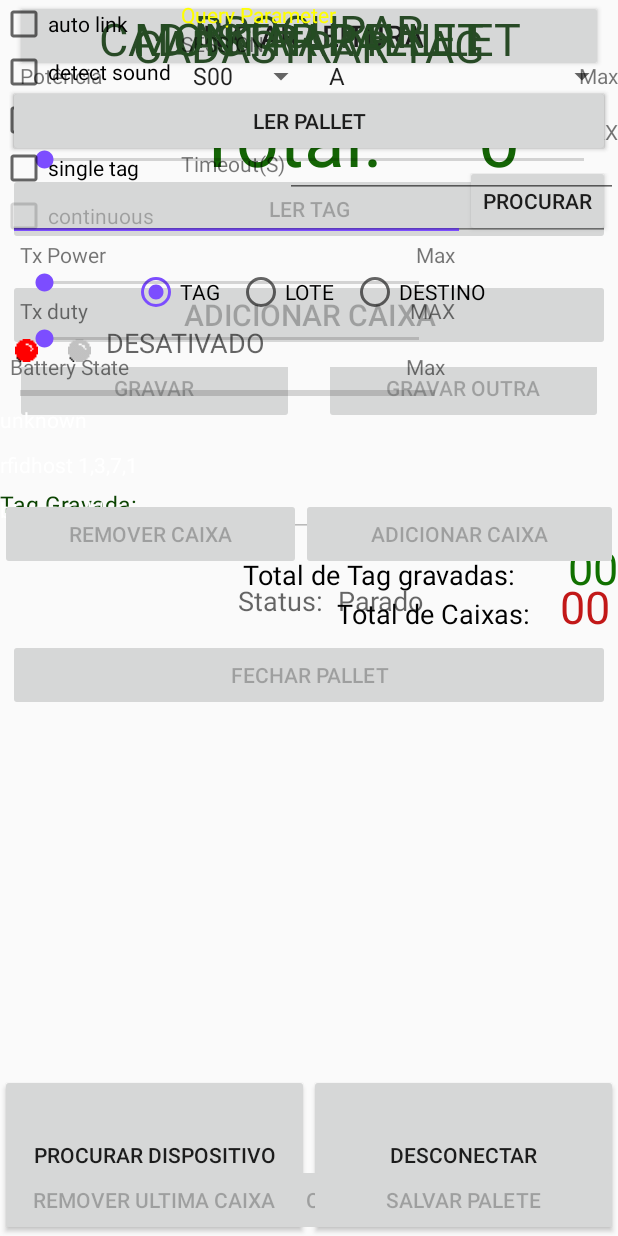
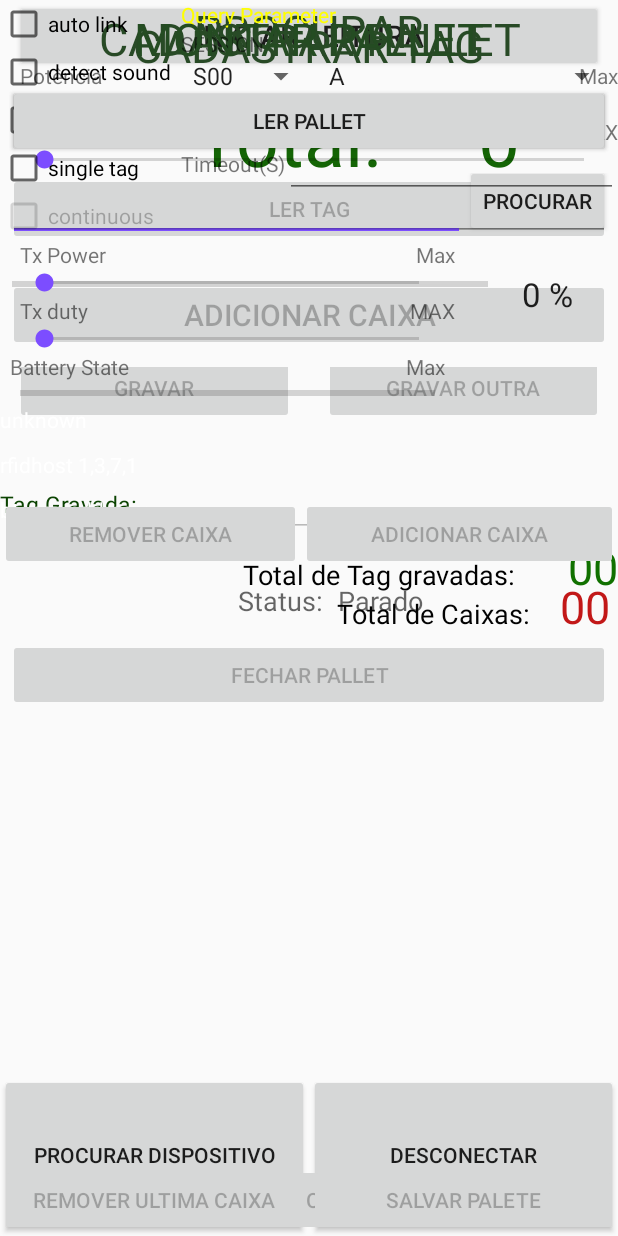
Before and after one commit to randler/WineRFID, an Android app: the layout rfid_host.xml on its own in the app's theme, with its tools: preview values and no code run, on a phone screen of 412 x 824 dp. Run offline under Robolectric (Android 15) with nearby library versions, the light colour scheme and no system bars.

Commit message:
busca por numero de tag com barra de porcentagem pronta

```diff
--- a/WineRFID_ATUAL/app/src/main/res/layout/rfid_host.xml
+++ b/WineRFID_ATUAL/app/src/main/res/layout/rfid_host.xml
@@ -95,7 +95,7 @@
 
     </LinearLayout>
 
-    <!-- Procurar Layout -->
+    <!-- CADASTRAR TAG-->
 	<LinearLayout
 		android:id="@+id/opt_cadastrar"
 		android:layout_width="fill_parent"
@@ -255,6 +255,7 @@
 
 	</LinearLayout>
 
+	<!-- CADASTRAR PALLET -->
 	<LinearLayout android:id="@+id/opt_cadastrar_palete"
 		android:orientation="vertical"
 		android:layout_width="fill_parent"
@@ -394,6 +395,7 @@
         </LinearLayout>
 		</LinearLayout>
 
+	<!-- PROCURAR TAG -->
 	<LinearLayout android:id="@+id/opt_procurar"
 		android:orientation="vertical"
 		android:layout_width="fill_parent"
@@ -497,85 +499,33 @@
 					android:layout_marginRight="5dp" />
 			</LinearLayout>
 
-			<RadioGroup
-				android:id="@+id/rgopcoes"
-				android:layout_width="fill_parent"
-				android:orientation="horizontal"
-				android:layout_height="wrap_content"
-				android:layout_gravity="center"
-				android:gravity="center_horizontal">
 
-				<RadioButton
-					android:id="@+id/rbTag"
-					android:layout_width="wrap_content"
-					android:layout_height="wrap_content"
-					android:checked="true"
-					android:text="TAG"
-					android:layout_margin="5dp" />
-
-				<RadioButton
-					android:id="@+id/rbLote"
-					android:layout_width="wrap_content"
-					android:layout_height="wrap_content"
-					android:text="LOTE"
-					android:layout_margin="5dp" />
-
-				<RadioButton
-					android:id="@+id/rbDestino"
-					android:layout_width="wrap_content"
-					android:layout_height="wrap_content"
-					android:text="DESTINO"
-					android:layout_margin="5dp" />
-			</RadioGroup>
 
 		</LinearLayout>
 
 		<LinearLayout
 			android:orientation="horizontal"
 			android:layout_width="fill_parent"
-			android:layout_height="wrap_content">
+			android:layout_height="wrap_content"
+			android:layout_margin="8dp">
 
-			<ImageView
-				android:layout_width="wrap_content"
+			<ProgressBar
+				style="?android:attr/progressBarStyleHorizontal"
+				android:layout_width="fill_parent"
 				android:layout_height="wrap_content"
-				android:id="@+id/imageViewPrimeiro"
-				android:background="@drawable/lamp_red"
-				android:adjustViewBounds="false"
-				android:baselineAlignBottom="false"
-				android:scaleType="centerCrop"
-				android:layout_gravity="center"
-				android:layout_margin="10dp"
-				android:padding="5dp" />
+				android:id="@+id/progressBarProcurarTag"
+				android:layout_weight="5" />
 
-			<ImageView
-				android:layout_width="wrap_content"
+
+
+            <TextView
+				android:layout_width="fill_parent"
 				android:layout_height="wrap_content"
-				android:id="@+id/imageViewSegundo"
-				android:background="@drawable/lamp_gray"
-				android:layout_gravity="center"
-				android:layout_margin="10dp"
-				android:padding="5dp" />
-
-			<TextView
-				android:layout_width="wrap_content"
-				android:layout_height="wrap_content"
-				android:textAppearance="?android:attr/textAppearanceMedium"
-				android:text="DESATIVADO"
-				android:id="@+id/textViewImagemProcurar"
-				android:layout_weight="8" />
-		</LinearLayout>
-
-		<LinearLayout
-			android:layout_width="fill_parent"
-			android:layout_height="fill_parent"
-			android:orientation = "horizontal"
-			android:layout_weight="0">
-			<ListView android:id="@+id/list_tagProcurar"
-				android:layout_width="fill_parent"
-				android:layout_height="fill_parent"
-				android:layout_gravity="bottom"
-				android:layout_weight="12"
-				android:layout_margin="5dp" />
+				android:textAppearance="?android:attr/textAppearanceLarge"
+				android:text="0 %"
+				android:id="@+id/textViewPercentoTag"
+				android:layout_weight="20"
+                android:gravity="center" />
 		</LinearLayout>
 
 
```
Also changed, not shown: WineRFID_ATUAL/app/src/main/java/br/edu/ifba/tcc/iot/winerfid/activitys/WineRFIDReadBluetoothActivity.java (+61 -63 lines), WineRFID_ATUAL/app/src/main/res/layout/fechar_pedido.xml (deleted, +0 -123 lines).
